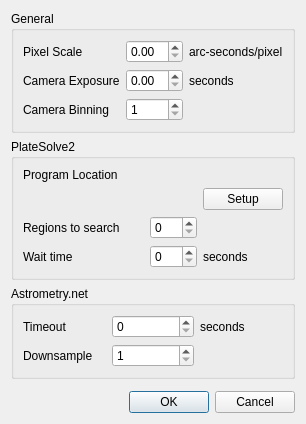
Before: the Qt Designer form pyastrometry_qt_settings.ui in PythonAstroimagingSuite/pyastrometry, drawn with Qt 5.
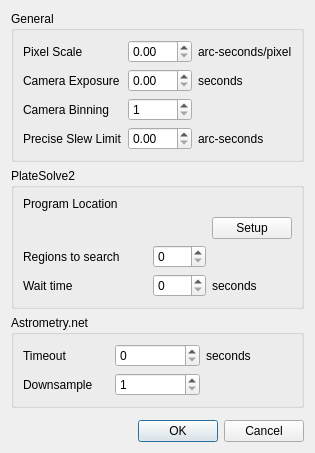
After: the same form once the commit is applied.

Commit message: precise slew code started

```diff
--- a/pyastrometry_qt_settings.ui
+++ b/pyastrometry_qt_settings.ui
@@ -6,8 +6,8 @@
    <rect>
     <x>0</x>
     <y>0</y>
-    <width>274</width>
-    <height>352</height>
+    <width>278</width>
+    <height>404</height>
    </rect>
   </property>
   <property name="windowTitle">
@@ -71,6 +71,27 @@
         </property>
        </widget>
       </item>
+      <item row="3" column="0">
+       <widget class="QLabel" name="label_13">
+        <property name="text">
+         <string>Precise Slew Limit</string>
+        </property>
+       </widget>
+      </item>
+      <item row="3" column="1">
+       <widget class="QDoubleSpinBox" name="plate_solve_precise_slew_limit_spinbox">
+        <property name="maximum">
+         <double>900.000000000000000</double>
+        </property>
+       </widget>
+      </item>
+      <item row="3" column="2">
+       <widget class="QLabel" name="label_14">
+        <property name="text">
+         <string>arc-seconds</string>
+        </property>
+       </widget>
+      </item>
      </layout>
     </widget>
    </item>
```
The commit also changes 2 other files.
